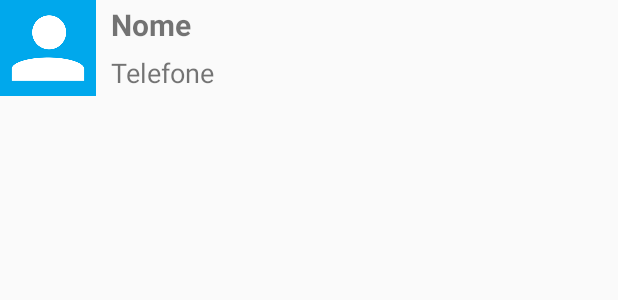
After one commit to rafaelsoaresneves/AgendaAndroid, an Android app: the layout list_item.xml on its own in the app's theme, with its tools: preview values and no code run, on a phone screen of 412 x 824 dp. The commit adds this screen. Shown: the top 300 px of the screen. Run offline under Robolectric (Android 15) with nearby library versions, the phone set to English and light mode, and no system bars.

Commit message:
implementando ListAdapter para Alunos

```diff
--- a/app/src/main/java/br/com/startup/agenda/ListaAlunosActivity.java
+++ b/app/src/main/java/br/com/startup/agenda/ListaAlunosActivity.java
@@ -18,6 +18,7 @@ import android.widget.Toast;
 
 import java.util.List;
 
+import br.com.startup.agenda.adapter.AlunosAdapter;
 import br.com.startup.agenda.dao.AlunoDAO;
 import br.com.startup.agenda.modelo.Aluno;
 
@@ -62,7 +63,8 @@ public class ListaAlunosActivity extends AppCompatActivity {
         List<Aluno> alunos = dao.buscarAlunos();
         dao.close();
 
-        ArrayAdapter adapter = new ArrayAdapter<Aluno>(this, android.R.layout.simple_list_item_1, alunos);
+        /*ArrayAdapter adapter = new ArrayAdapter<Aluno>(this, R.layout.list_item, alunos);*/
+        AlunosAdapter adapter = new AlunosAdapter(this, alunos);
         listaAlunos.setAdapter(adapter);
     }
 
--- /dev/null
+++ b/app/src/main/res/layout/list_item.xml
@@ -0,0 +1,39 @@
+<?xml version="1.0" encoding="utf-8"?>
+<LinearLayout xmlns:android="http://schemas.android.com/apk/res/android"
+    android:orientation="horizontal"
+    android:layout_width="match_parent"
+    android:layout_height="wrap_content">
+
+    <ImageView
+        android:layout_width="64dp"
+        android:layout_height="64dp"
+        android:src="@drawable/person"
+        android:id="@+id/item_person"/>
+
+    <LinearLayout
+        android:layout_width="wrap_content"
+        android:layout_height="match_parent"
+        android:orientation="vertical"
+        android:gravity="center_vertical">
+
+        <TextView
+            android:layout_width="wrap_content"
+            android:layout_height="wrap_content"
+            android:text="Nome"
+            android:textSize="20sp"
+            android:textStyle="bold"
+            android:paddingLeft="10dp"
+            android:id="@+id/item_nome"/>
+
+        <TextView
+            android:layout_width="wrap_content"
+            android:layout_height="wrap_content"
+            android:text="Telefone"
+            android:textSize="18sp"
+            android:paddingLeft="10dp"
+            android:paddingTop="6dp"
+            android:id="@+id/item_telefone"/>
+
+    </LinearLayout>
+
+</LinearLayout>
```
Also changed, not shown: app/src/main/java/br/com/startup/agenda/adapter/AlunosAdapter.java (added, +51 -0 lines).
